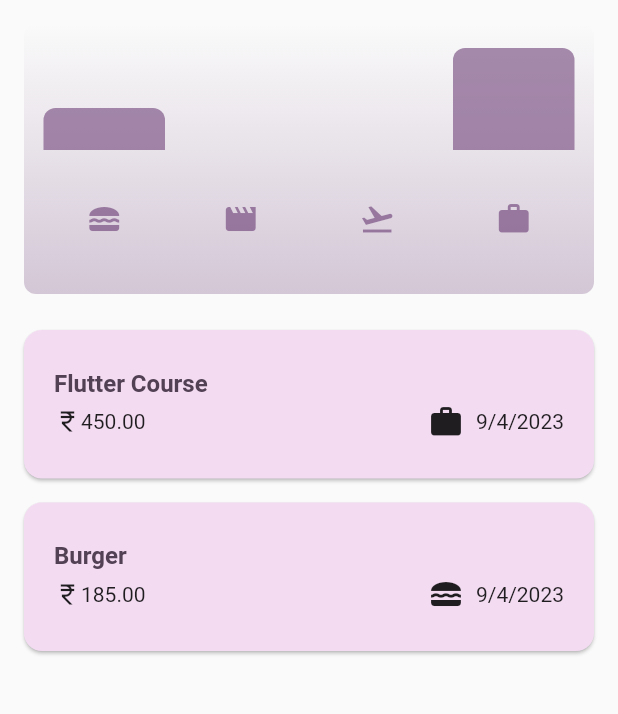
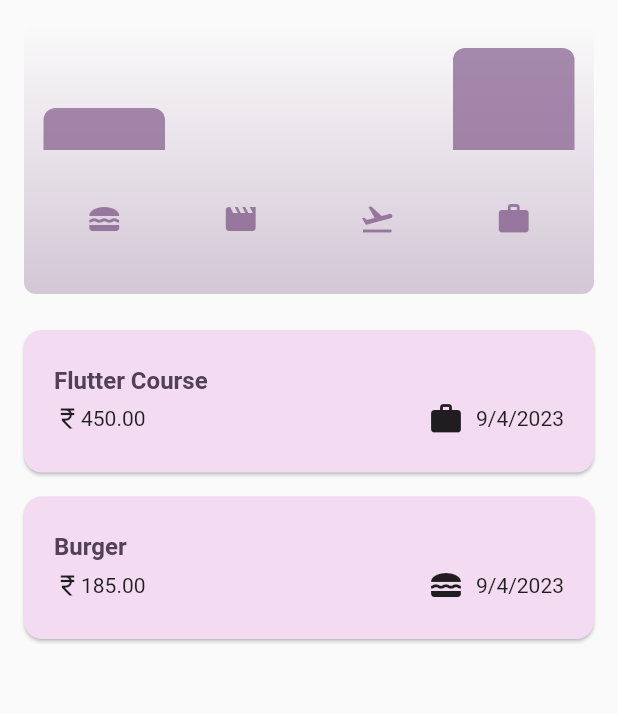
Before and after one commit to vedantagrawal524/Expense-Tracker-App, a Flutter app: the screen it shows after launch, on a phone screen of 412 x 824 dp, the part 84-798 px from its top. Run offline on Flutter 3.47's test engine with Material 2 defaults, Android fonts, the phone set to English and light mode, and no system bars.

Commit message:
color set

```diff
--- a/lib/main.dart
+++ b/lib/main.dart
@@ -2,7 +2,7 @@ import 'package:flutter/material.dart';
 import 'package:expense_tracker/widgets/expenses.dart';
 
 var kColorScheme = ColorScheme.fromSeed(
-  seedColor: const Color.fromARGB(255, 202, 78, 236),
+  seedColor: const Color.fromARGB(255, 119, 34, 143),
 );
 
 var kdarkColorScheme = ColorScheme.fromSeed(
--- a/lib/widgets/expenses_list/expenses_item.dart
+++ b/lib/widgets/expenses_list/expenses_item.dart
@@ -8,7 +8,7 @@ class ExpensesItem extends StatelessWidget {
   Widget build(context) {
     return Card(
       child: Padding(
-        padding: const EdgeInsets.symmetric(horizontal: 20, vertical: 26),
+        padding: const EdgeInsets.symmetric(horizontal: 20, vertical: 24),
         child: Column(
           crossAxisAlignment: CrossAxisAlignment.start,
           children: [
```
